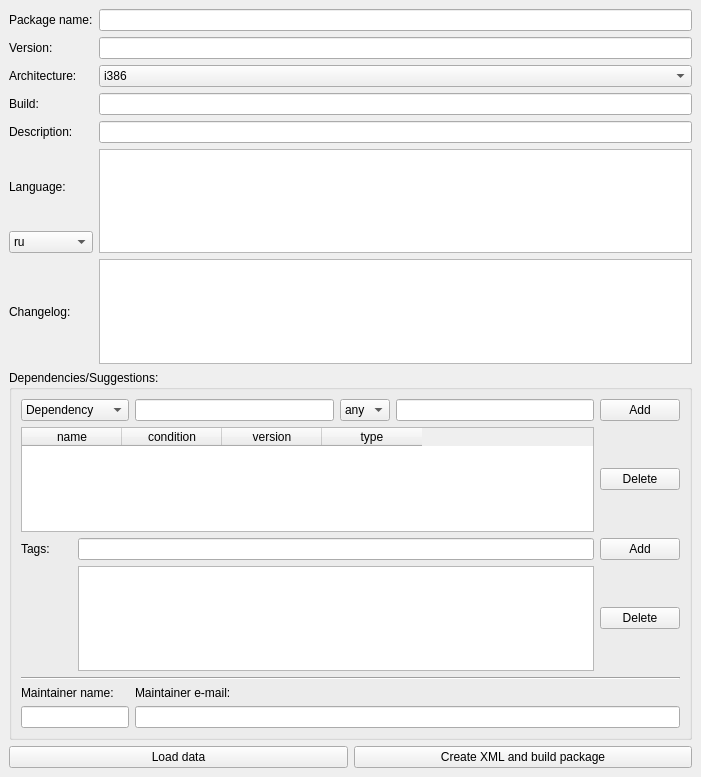
First picture: the form in mpkg/packagebuilder/package_builder.ui, repository BackupTheBerlios/mops, before the edit.
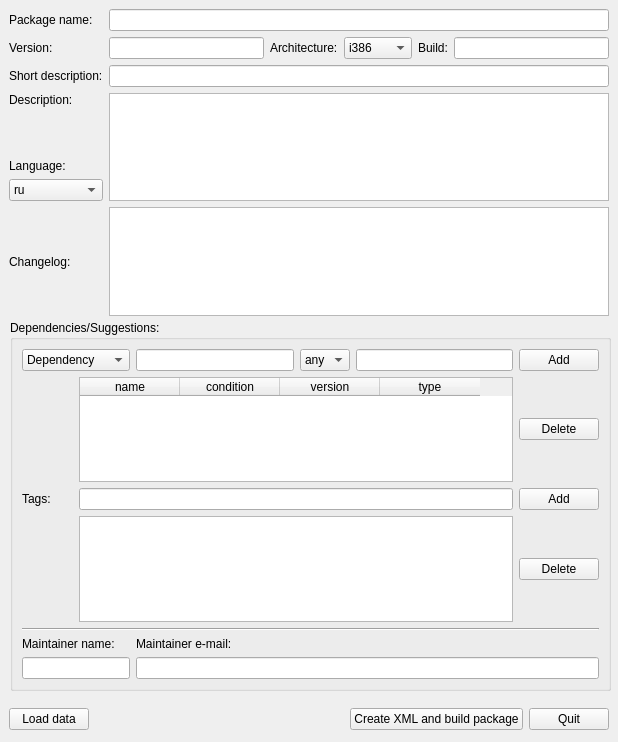
Second picture: the form after the edit.

```diff
--- a/mpkg/packagebuilder/package_builder.ui
+++ b/mpkg/packagebuilder/package_builder.ui
@@ -5,21 +5,74 @@
    <rect>
     <x>0</x>
     <y>0</y>
-    <width>701</width>
-    <height>777</height>
+    <width>618</width>
+    <height>742</height>
    </rect>
   </property>
   <property name="windowTitle" >
    <string>MOPSLinux package builder</string>
   </property>
-  <layout class="QVBoxLayout" >
+  <widget class="QWidget" name="" >
+   <property name="geometry" >
+    <rect>
+     <x>9</x>
+     <y>705</y>
+     <width>600</width>
+     <height>28</height>
+    </rect>
+   </property>
+   <layout class="QHBoxLayout" >
    <property name="margin" >
-    <number>9</number>
+     <number>0</number>
    </property>
    <property name="spacing" >
     <number>6</number>
    </property>
    <item>
+     <widget class="QPushButton" name="LoadButton" >
+      <property name="text" >
+       <string>Load data</string>
+      </property>
+     </widget>
+    </item>
+    <item>
+     <spacer>
+      <property name="orientation" >
+       <enum>Qt::Horizontal</enum>
+      </property>
+      <property name="sizeHint" >
+       <size>
+        <width>40</width>
+        <height>20</height>
+       </size>
+      </property>
+     </spacer>
+    </item>
+    <item>
+     <widget class="QPushButton" name="BuildButton" >
+      <property name="text" >
+       <string>Create XML and build package</string>
+      </property>
+     </widget>
+    </item>
+    <item>
+     <widget class="QPushButton" name="quitButton" >
+      <property name="text" >
+       <string>Quit</string>
+      </property>
+     </widget>
+    </item>
+   </layout>
+  </widget>
+  <widget class="QWidget" name="" >
+   <property name="geometry" >
+    <rect>
+     <x>9</x>
+     <y>9</y>
+     <width>600</width>
+     <height>307</height>
+    </rect>
+   </property>
     <layout class="QGridLayout" >
      <property name="margin" >
       <number>0</number>
@@ -27,105 +80,76 @@
      <property name="spacing" >
       <number>6</number>
      </property>
-     <item row="2" column="0" >
-      <widget class="QLabel" name="label_3" >
-       <property name="text" >
-        <string>Architecture:</string>
-       </property>
-      </widget>
-     </item>
      <item row="2" column="1" >
-      <widget class="QComboBox" name="ArchComboBox" >
-       <item>
-        <property name="text" >
-         <string>i386</string>
-        </property>
-       </item>
-       <item>
-        <property name="text" >
-         <string>i486</string>
-        </property>
-       </item>
-       <item>
-        <property name="text" >
-         <string>x86-64</string>
-        </property>
-       </item>
-       <item>
-        <property name="text" >
-         <string>ppc</string>
-        </property>
-       </item>
-       <item>
-        <property name="text" >
-         <string>noarch</string>
-        </property>
-       </item>
-      </widget>
-     </item>
-     <item row="6" column="0" >
-      <widget class="QComboBox" name="DescriptionLanguageComboBox" >
-       <item>
-        <property name="text" >
-         <string>ru</string>
-        </property>
-       </item>
-       <item>
-        <property name="text" >
-         <string>en</string>
-        </property>
-       </item>
-      </widget>
-     </item>
-     <item row="7" column="0" >
+     <widget class="QLineEdit" name="ShortDescriptionEdit" />
+    </item>
+    <item row="4" column="0" >
       <widget class="QLabel" name="label_7" >
        <property name="text" >
         <string>Changelog:</string>
        </property>
       </widget>
      </item>
-     <item rowspan="2" row="5" column="1" >
-      <widget class="QTextEdit" name="DescriptionEdit" />
-     </item>
      <item row="0" column="1" >
       <widget class="QLineEdit" name="NameEdit" />
      </item>
-     <item row="4" column="0" >
+    <item row="2" column="0" >
       <widget class="QLabel" name="label_5" >
        <property name="text" >
+       <string>Short description:</string>
+      </property>
+     </widget>
+    </item>
+    <item row="3" column="0" >
+     <layout class="QVBoxLayout" >
+      <property name="margin" >
+       <number>0</number>
+      </property>
+      <property name="spacing" >
+       <number>6</number>
+      </property>
+      <item>
+       <widget class="QLabel" name="label_8" >
+        <property name="text" >
         <string>Description:</string>
        </property>
       </widget>
      </item>
-     <item row="3" column="1" >
-      <widget class="QLineEdit" name="BuildEdit" />
-     </item>
-     <item row="7" column="1" >
-      <widget class="QTextEdit" name="ChangelogEdit" />
-     </item>
-     <item row="0" column="0" >
-      <widget class="QLabel" name="label" >
-       <property name="text" >
-        <string>Package name:</string>
-       </property>
-      </widget>
-     </item>
-     <item row="1" column="1" >
-      <widget class="QLineEdit" name="VersionEdit" />
-     </item>
-     <item row="5" column="0" >
+      <item>
+       <spacer>
+        <property name="orientation" >
+         <enum>Qt::Vertical</enum>
+        </property>
+        <property name="sizeHint" >
+         <size>
+          <width>20</width>
+          <height>16</height>
+         </size>
+        </property>
+       </spacer>
+      </item>
+      <item>
       <widget class="QLabel" name="label_6" >
        <property name="text" >
         <string>Language:</string>
        </property>
       </widget>
      </item>
-     <item row="3" column="0" >
-      <widget class="QLabel" name="label_4" >
+      <item>
+       <widget class="QComboBox" name="DescriptionLanguageComboBox" >
+        <item>
        <property name="text" >
-        <string>Build:</string>
-       </property>
-      </widget>
+          <string>ru</string>
+         </property>
+        </item>
+        <item>
+         <property name="text" >
+          <string>en</string>
+         </property>
+        </item>
+       </widget>
+      </item>
+     </layout>
      </item>
      <item row="1" column="0" >
       <widget class="QLabel" name="label_2" >
@@ -135,12 +159,91 @@
       </widget>
      </item>
      <item row="4" column="1" >
-      <widget class="QLineEdit" name="ShortDescriptionEdit" />
-     </item>
-    </layout>
+     <widget class="QTextEdit" name="ChangelogEdit" />
+    </item>
+    <item row="1" column="1" >
+     <layout class="QHBoxLayout" >
+      <property name="margin" >
+       <number>0</number>
+      </property>
+      <property name="spacing" >
+       <number>6</number>
+      </property>
+      <item>
+       <widget class="QLineEdit" name="VersionEdit" />
    </item>
    <item>
+       <widget class="QLabel" name="label_3" >
+        <property name="text" >
+         <string>Architecture:</string>
+        </property>
+       </widget>
+      </item>
+      <item>
+       <widget class="QComboBox" name="ArchComboBox" >
+        <item>
+         <property name="text" >
+          <string>i386</string>
+         </property>
+        </item>
+        <item>
+         <property name="text" >
+          <string>i486</string>
+         </property>
+        </item>
+        <item>
+         <property name="text" >
+          <string>x86-64</string>
+         </property>
+        </item>
+        <item>
+         <property name="text" >
+          <string>ppc</string>
+         </property>
+        </item>
+        <item>
+         <property name="text" >
+          <string>noarch</string>
+         </property>
+        </item>
+       </widget>
+      </item>
+      <item>
+       <widget class="QLabel" name="label_4" >
+        <property name="text" >
+         <string>Build:</string>
+        </property>
+       </widget>
+      </item>
+      <item>
+       <widget class="QLineEdit" name="BuildEdit" />
+      </item>
+     </layout>
+    </item>
+    <item row="0" column="0" >
+     <widget class="QLabel" name="label" >
+      <property name="text" >
+       <string>Package name:</string>
+      </property>
+     </widget>
+    </item>
+    <item row="3" column="1" >
+     <widget class="QTextEdit" name="DescriptionEdit" />
+    </item>
+   </layout>
+  </widget>
     <widget class="QGroupBox" name="groupBox" >
+   <property name="geometry" >
+    <rect>
+     <x>10</x>
+     <y>320</y>
+     <width>601</width>
+     <height>371</height>
+    </rect>
+   </property>
+   <property name="styleSheet" >
+    <string/>
+   </property>
      <property name="title" >
       <string>Dependencies/Suggestions:</string>
      </property>
@@ -219,38 +322,6 @@
         </property>
        </widget>
       </item>
-      <item row="1" column="0" colspan="5" >
-       <widget class="QTableWidget" name="DepTableWidget" >
-        <property name="sizePolicy" >
-         <sizepolicy>
-          <hsizetype>7</hsizetype>
-          <vsizetype>7</vsizetype>
-          <horstretch>0</horstretch>
-          <verstretch>0</verstretch>
-         </sizepolicy>
-        </property>
-        <column>
-         <property name="text" >
-          <string>name</string>
-         </property>
-        </column>
-        <column>
-         <property name="text" >
-          <string>condition</string>
-         </property>
-        </column>
-        <column>
-         <property name="text" >
-          <string>version</string>
-         </property>
-        </column>
-        <column>
-         <property name="text" >
-          <string>type</string>
-         </property>
-        </column>
-       </widget>
-      </item>
       <item row="0" column="2" >
        <widget class="QLineEdit" name="DepNameEdit" />
       </item>
@@ -311,34 +382,40 @@
         </item>
        </widget>
       </item>
-     </layout>
-    </widget>
-   </item>
-   <item>
-    <layout class="QHBoxLayout" >
-     <property name="margin" >
-      <number>0</number>
-     </property>
-     <property name="spacing" >
-      <number>6</number>
-     </property>
-     <item>
-      <widget class="QPushButton" name="LoadButton" >
+    <item row="1" column="1" colspan="4" >
+     <widget class="QTableWidget" name="DepTableWidget" >
+      <property name="sizePolicy" >
+       <sizepolicy>
+        <hsizetype>7</hsizetype>
+        <vsizetype>7</vsizetype>
+        <horstretch>0</horstretch>
+        <verstretch>0</verstretch>
+       </sizepolicy>
+      </property>
+      <column>
+       <property name="text" >
+        <string>name</string>
+       </property>
+      </column>
+      <column>
        <property name="text" >
-        <string>Load data</string>
+        <string>condition</string>
        </property>
-      </widget>
-     </item>
-     <item>
-      <widget class="QPushButton" name="BuildButton" >
+      </column>
+      <column>
        <property name="text" >
-        <string>Create XML and build package</string>
+        <string>version</string>
        </property>
+      </column>
+      <column>
+       <property name="text" >
+        <string>type</string>
+       </property>
+      </column>
       </widget>
      </item>
     </layout>
-   </item>
-  </layout>
+  </widget>
  </widget>
  <resources/>
  <connections/>
```
Lines whose indentation alone changed are shown as unchanged.
